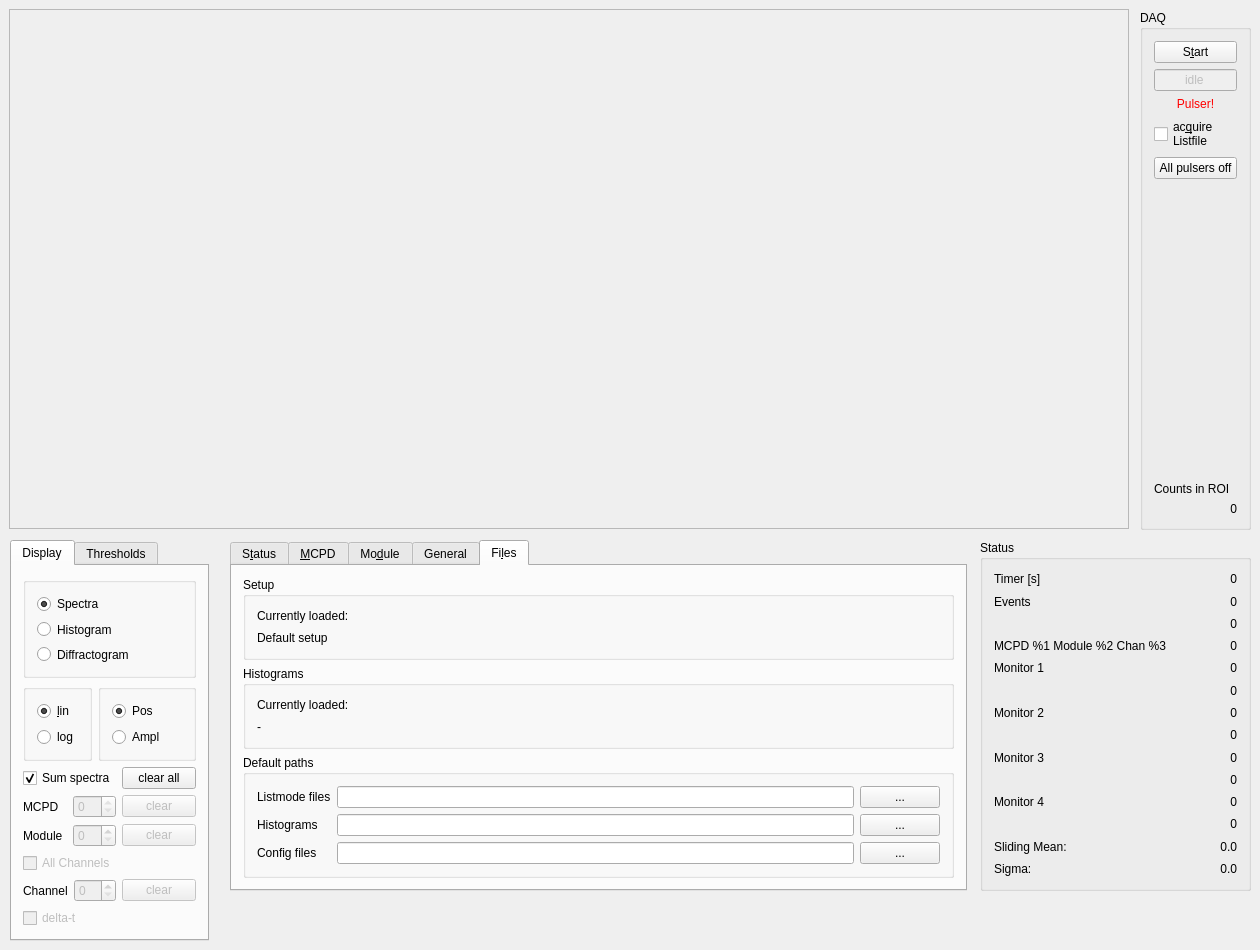
Old version of the form qmesydaq/mesydaq2mainwidget.ui in the repository flueke/qmesydaq.
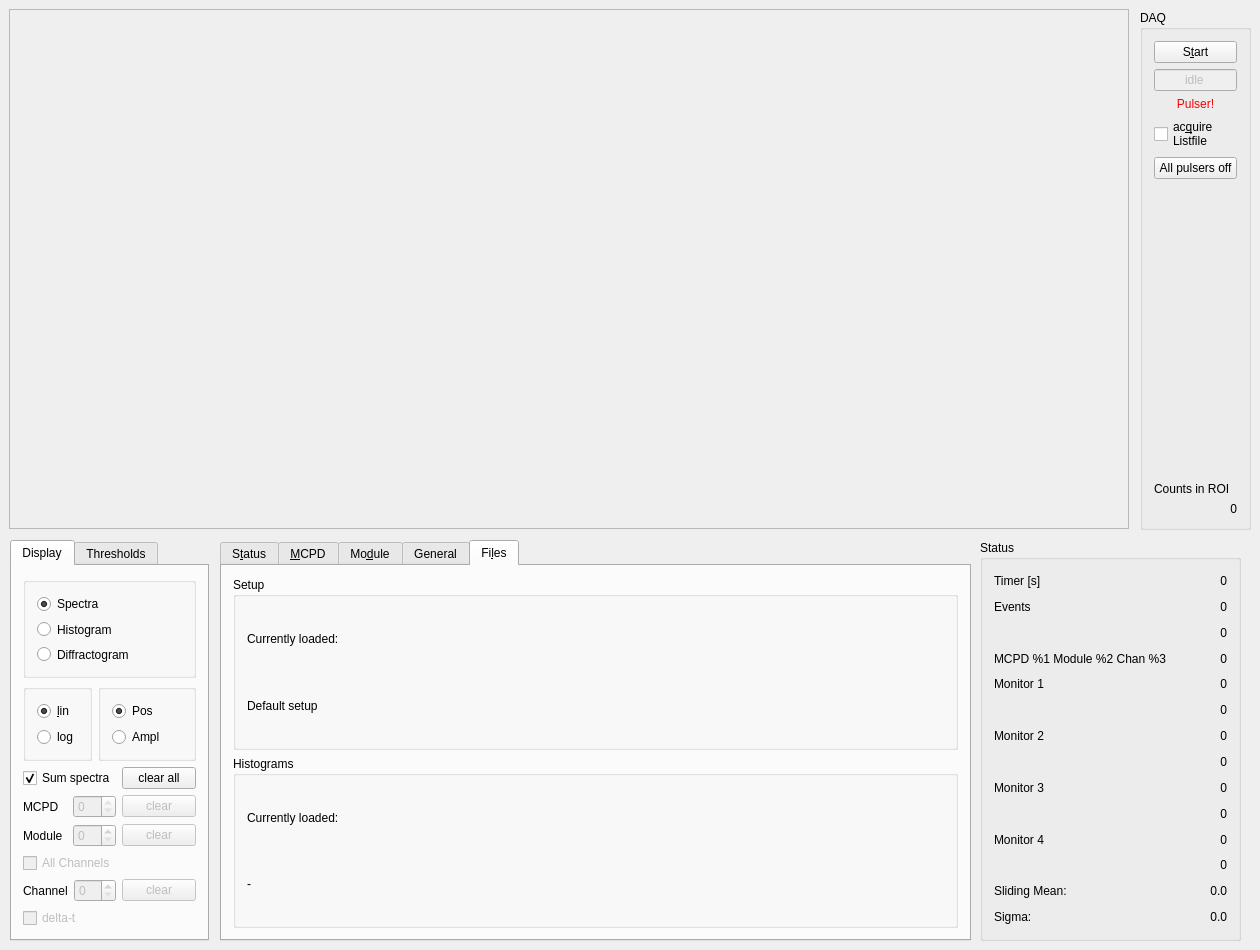
New version of the form. The open tabs and pages were chosen to show the change. Custom widgets are drawn as their Qt base class.

What changed in the file:
```diff
--- a/qmesydaq/mesydaq2mainwidget.ui
+++ b/qmesydaq/mesydaq2mainwidget.ui
@@ -554,10 +554,10 @@
   <widget class="QTabWidget" name="tabWidget2">
    <property name="geometry">
     <rect>
-     <x>230</x>
+     <x>220</x>
      <y>540</y>
-     <width>737</width>
-     <height>351</height>
+     <width>751</width>
+     <height>401</height>
     </rect>
    </property>
    <property name="currentIndex">
@@ -2607,75 +2607,6 @@
        </layout>
       </widget>
      </item>
-     <item row="2" column="0">
-      <widget class="QGroupBox" name="groupBox35_2">
-       <property name="title">
-        <string>Default paths</string>
-       </property>
-       <layout class="QGridLayout" name="gridLayout_4">
-        <item row="0" column="0">
-         <widget class="QLabel" name="textLabel1_9">
-          <property name="text">
-           <string>Listmode files</string>
-          </property>
-          <property name="wordWrap">
-           <bool>false</bool>
-          </property>
-         </widget>
-        </item>
-        <item row="0" column="1">
-         <widget class="QLineEdit" name="listfilepath"/>
-        </item>
-        <item row="0" column="2">
-         <widget class="QPushButton" name="selectListpath">
-          <property name="text">
-           <string>...</string>
-          </property>
-         </widget>
-        </item>
-        <item row="1" column="0">
-         <widget class="QLabel" name="textLabel1_9_2">
-          <property name="text">
-           <string>Histograms</string>
-          </property>
-          <property name="wordWrap">
-           <bool>false</bool>
-          </property>
-         </widget>
-        </item>
-        <item row="1" column="1">
-         <widget class="QLineEdit" name="histfilepath"/>
-        </item>
-        <item row="1" column="2">
-         <widget class="QPushButton" name="selectHistpath">
-          <property name="text">
-           <string>...</string>
-          </property>
-         </widget>
-        </item>
-        <item row="2" column="0">
-         <widget class="QLabel" name="textLabel1_9_3">
-          <property name="text">
-           <string>Config files</string>
-          </property>
-          <property name="wordWrap">
-           <bool>false</bool>
-          </property>
-         </widget>
-        </item>
-        <item row="2" column="1">
-         <widget class="QLineEdit" name="configfilepath"/>
-        </item>
-        <item row="2" column="2">
-         <widget class="QPushButton" name="selectConfigpath">
-          <property name="text">
-           <string>...</string>
-          </property>
-         </widget>
-        </item>
-       </layout>
-      </widget>
-     </item>
      <item row="1" column="0">
       <widget class="QGroupBox" name="groupBox36">
        <property name="title">
@@ -2713,8 +2644,8 @@
     <rect>
      <x>980</x>
      <y>540</y>
-     <width>271</width>
-     <height>351</height>
+     <width>261</width>
+     <height>401</height>
     </rect>
    </property>
    <property name="title">
```
Left out of the diff: 48 changed lines with no effect on the pictures.
